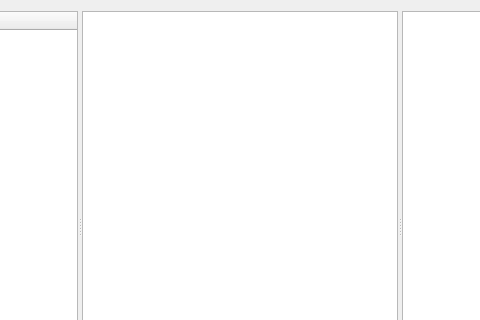
This is som_gui/module/compare/qt/compare_window.ui in c-mellueh/SOM-Toolkit as Qt 5 draws it before an edit; both pictures show x 249 to 729 and y 0 to 320 of the 978 by 480 pixel window. The edited form follows.
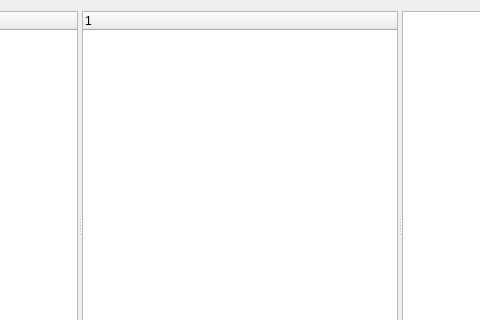
This is the edited form.

Commit message: add pset tree

The edit to the form file:
```diff
--- a/som_gui/module/compare/qt/compare_window.ui
+++ b/som_gui/module/compare/qt/compare_window.ui
@@ -26,8 +26,14 @@
                             </property>
                         </column>
                     </widget>
-                    <widget class="QTableWidget" name="table_widget_propertysets"/>
-                    <widget class="QTableWidget" name="table_widget_attributes"/>
+                    <widget class="QTreeWidget" name="tree_widget_propertysets">
+                        <column>
+                            <property name="text">
+                                <string notr="true">1</string>
+                            </property>
+                        </column>
+                    </widget>
+                    <widget class="QTableWidget" name="table_widget_values"/>
                 </widget>
             </item>
             <item>
```
The commit also changes 6 other files.
